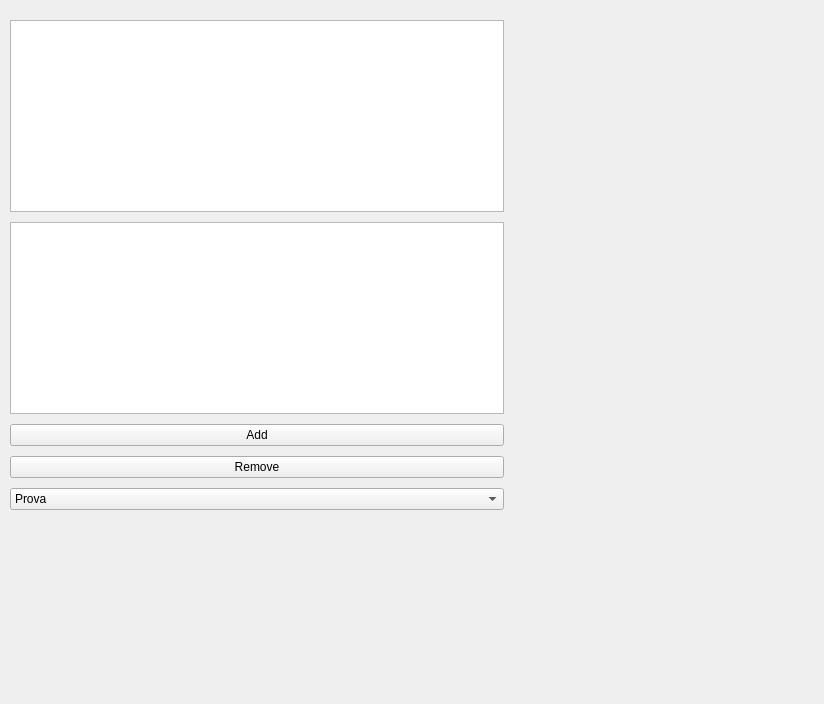
nico88chessa/MIBDV, file gui/ui/FileExplorerFrame.ui: the form before one commit.
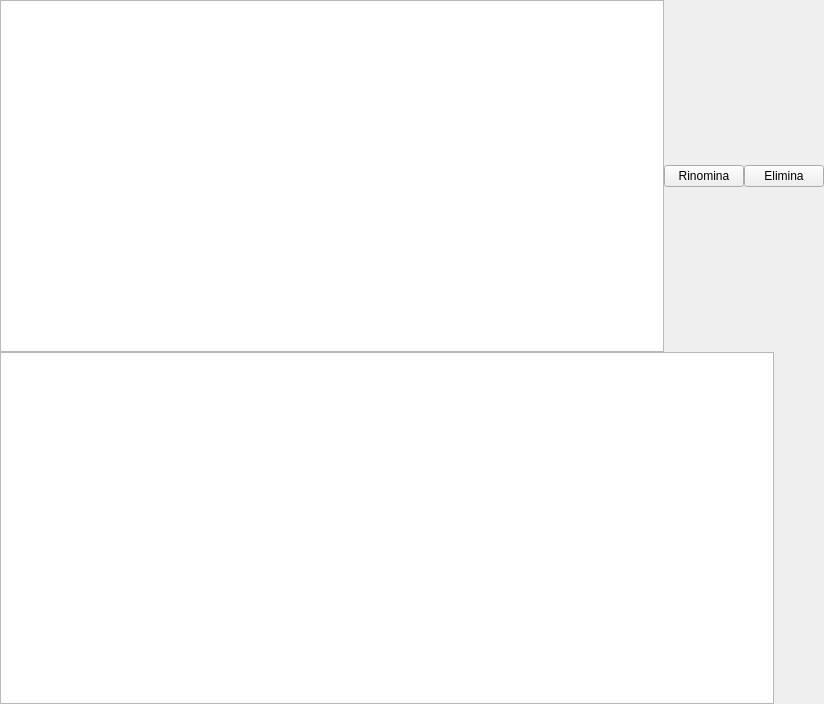
The form after the commit. Custom widgets are drawn as their Qt base class.

The edit to the form file:
```diff
--- a/gui/ui/FileExplorerFrame.ui
+++ b/gui/ui/FileExplorerFrame.ui
@@ -15,24 +15,51 @@
   </property>
   <layout class="QGridLayout" name="gridLayout">
    <property name="leftMargin">
-    <number>10</number>
+    <number>0</number>
    </property>
    <property name="topMargin">
-    <number>10</number>
+    <number>0</number>
    </property>
    <property name="rightMargin">
-    <number>10</number>
+    <number>0</number>
    </property>
    <property name="bottomMargin">
-    <number>10</number>
+    <number>0</number>
    </property>
    <property name="spacing">
-    <number>10</number>
+    <number>0</number>
    </property>
-   <item row="2" column="0">
-    <widget class="MDFileExplorerWidget" name="lvExplorer"/>
-   </item>
-   <item row="1" column="0">
+   <item row="0" column="0" colspan="2">
+    <widget class="QFrame" name="top">
+     <property name="minimumSize">
+      <size>
+       <width>30</width>
+       <height>30</height>
+      </size>
+     </property>
+     <property name="frameShape">
+      <enum>QFrame::NoFrame</enum>
+     </property>
+     <property name="frameShadow">
+      <enum>QFrame::Plain</enum>
+     </property>
+     <layout class="QHBoxLayout" name="horizontalLayout">
+      <property name="spacing">
+       <number>0</number>
+      </property>
+      <property name="leftMargin">
+       <number>0</number>
+      </property>
+      <property name="topMargin">
+       <number>0</number>
+      </property>
+      <property name="rightMargin">
+       <number>0</number>
+      </property>
+      <property name="bottomMargin">
+       <number>0</number>
+      </property>
+      <item>
     <widget class="MDBreadCrumb" name="breadCrumb">
      <property name="focusPolicy">
       <enum>Qt::StrongFocus</enum>
@@ -45,64 +72,68 @@
      </property>
     </widget>
    </item>
-   <item row="5" column="0">
-    <widget class="QComboBox" name="comboBox">
      <item>
+       <widget class="QPushButton" name="pbRename">
       <property name="text">
-       <string>Prova</string>
-      </property>
+         <string>Rinomina</string>
+        </property>
+       </widget>
      </item>
      <item>
+       <widget class="QPushButton" name="pbDelete">
       <property name="text">
-       <string>Due</string>
-      </property>
-     </item>
-     <item>
-      <property name="text">
-       <string>Tre</string>
-      </property>
-     </item>
-    </widget>
-   </item>
-   <item row="3" column="0">
-    <widget class="QPushButton" name="pbAdd">
-     <property name="text">
-      <string>Add</string>
-     </property>
+         <string>Elimina</string>
+        </property>
+       </widget>
+      </item>
+     </layout>
     </widget>
    </item>
-   <item row="4" column="0">
-    <widget class="QPushButton" name="pbRemove">
-     <property name="text">
-      <string>Remove</string>
+   <item row="1" column="0">
+    <widget class="QFrame" name="content">
+     <property name="minimumSize">
+      <size>
+       <width>500</width>
+       <height>50</height>
+      </size>
      </property>
-    </widget>
-   </item>
+     <property name="frameShape">
+      <enum>QFrame::NoFrame</enum>
+     </property>
+     <property name="frameShadow">
+      <enum>QFrame::Plain</enum>
+     </property>
+     <layout class="QGridLayout" name="gridLayout_2">
+      <property name="leftMargin">
+       <number>0</number>
+      </property>
+      <property name="topMargin">
+       <number>0</number>
+      </property>
+      <property name="rightMargin">
+       <number>0</number>
+      </property>
+      <property name="bottomMargin">
+       <number>0</number>
+      </property>
+      <property name="spacing">
+       <number>0</number>
+      </property>
    <item row="0" column="0">
-    <widget class="QWidget" name="bcPath" native="true"/>
-   </item>
-   <item row="1" column="1" rowspan="5">
+       <widget class="MDFileExplorerWidget" name="lvExplorer"/>
+      </item>
+      <item row="0" column="1">
     <widget class="ItemDetailWidget" name="idwTest" native="true">
      <property name="minimumSize">
       <size>
-       <width>300</width>
+          <width>50</width>
        <height>0</height>
       </size>
      </property>
     </widget>
    </item>
-   <item row="6" column="0" colspan="2">
-    <spacer name="verticalSpacer">
-     <property name="orientation">
-      <enum>Qt::Vertical</enum>
-     </property>
-     <property name="sizeHint" stdset="0">
-      <size>
-       <width>20</width>
-       <height>40</height>
-      </size>
-     </property>
-    </spacer>
+     </layout>
+    </widget>
    </item>
   </layout>
  </widget>
```
Left out of the diff: 3 changed lines with no effect on the pictures. Lines whose indentation alone changed are shown as unchanged.
